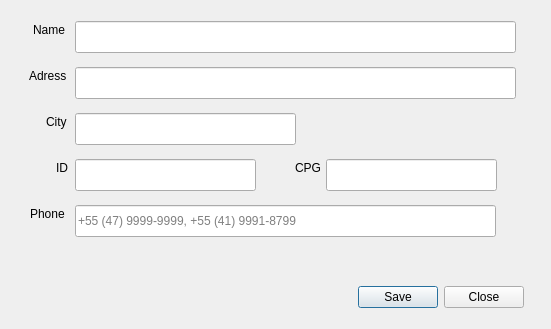
Qt form Employee_Add.ui (bedi1982/Oficina) before a commit.
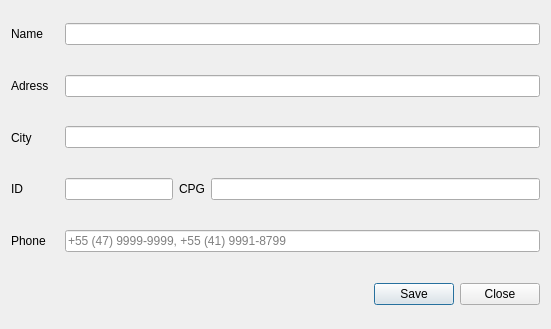
The same form after that commit. Icons and pictures are not drawn.

Commit message: All forms now have a layout and resize correctly.

Diff of the .ui file:
```diff
--- a/Employee_Add.ui
+++ b/Employee_Add.ui
@@ -17,15 +17,84 @@
    <iconset resource="images/images.qrc">
     <normaloff>:/emoticons/service.png</normaloff>:/emoticons/service.png</iconset>
   </property>
+  <layout class="QGridLayout" name="gridLayout">
+   <item row="3" column="3">
+    <widget class="QLabel" name="label_CPF">
+     <property name="sizePolicy">
+      <sizepolicy hsizetype="Preferred" vsizetype="Expanding">
+       <horstretch>0</horstretch>
+       <verstretch>0</verstretch>
+      </sizepolicy>
+     </property>
+     <property name="text">
+      <string>CPG</string>
+     </property>
+    </widget>
+   </item>
+   <item row="3" column="0">
+    <widget class="QLabel" name="label_Personal_ID">
+     <property name="sizePolicy">
+      <sizepolicy hsizetype="Preferred" vsizetype="Expanding">
+       <horstretch>0</horstretch>
+       <verstretch>0</verstretch>
+      </sizepolicy>
+     </property>
+     <property name="text">
+      <string>ID</string>
+     </property>
+    </widget>
+   </item>
+   <item row="1" column="0">
+    <widget class="QLabel" name="label_Address">
+     <property name="sizePolicy">
+      <sizepolicy hsizetype="Preferred" vsizetype="Expanding">
+       <horstretch>0</horstretch>
+       <verstretch>0</verstretch>
+      </sizepolicy>
+     </property>
+     <property name="text">
+      <string>Adress</string>
+     </property>
+    </widget>
+   </item>
+   <item row="3" column="1" colspan="2">
+    <widget class="QLineEdit" name="line_Personal_ID">
+     <property name="text">
+      <string/>
+     </property>
+     <property name="maxLength">
+      <number>15</number>
+     </property>
+    </widget>
+   </item>
+   <item row="0" column="1" colspan="4">
+    <widget class="QLineEdit" name="line_Name">
+     <property name="text">
+      <string/>
+     </property>
+     <property name="maxLength">
+      <number>40</number>
+     </property>
+     <property name="placeholderText">
+      <string/>
+     </property>
+    </widget>
+   </item>
+   <item row="4" column="0">
+    <widget class="QLabel" name="label_Phone">
+     <property name="sizePolicy">
+      <sizepolicy hsizetype="Preferred" vsizetype="Expanding">
+       <horstretch>0</horstretch>
+       <verstretch>0</verstretch>
+      </sizepolicy>
+     </property>
+     <property name="text">
+      <string>Phone</string>
+     </property>
+    </widget>
+   </item>
+   <item row="7" column="0">
   <widget class="QLabel" name="lbl_Emoticon">
-   <property name="geometry">
-    <rect>
-     <x>40</x>
-     <y>270</y>
-     <width>48</width>
-     <height>48</height>
-    </rect>
-   </property>
    <property name="sizePolicy">
     <sizepolicy hsizetype="Preferred" vsizetype="Expanding">
      <horstretch>0</horstretch>
@@ -51,119 +120,9 @@
     <pixmap resource="images/images.qrc">:/emoticons/face-laugh.png</pixmap>
    </property>
   </widget>
-  <widget class="QLineEdit" name="line_Personal_ID">
-   <property name="geometry">
-    <rect>
-     <x>75</x>
-     <y>159</y>
-     <width>181</width>
-     <height>32</height>
-    </rect>
-   </property>
-   <property name="sizePolicy">
-    <sizepolicy hsizetype="Expanding" vsizetype="Expanding">
-     <horstretch>0</horstretch>
-     <verstretch>0</verstretch>
-    </sizepolicy>
-   </property>
-   <property name="text">
-    <string/>
-   </property>
-   <property name="maxLength">
-    <number>15</number>
-   </property>
-  </widget>
-  <widget class="QDialogButtonBox" name="btn_Add_Client">
-   <property name="geometry">
-    <rect>
-     <x>323</x>
-     <y>280</y>
-     <width>201</width>
-     <height>34</height>
-    </rect>
-   </property>
-   <property name="sizePolicy">
-    <sizepolicy hsizetype="Expanding" vsizetype="Expanding">
-     <horstretch>0</horstretch>
-     <verstretch>0</verstretch>
-    </sizepolicy>
-   </property>
-   <property name="standardButtons">
-    <set>QDialogButtonBox::Close|QDialogButtonBox::Save</set>
-   </property>
-  </widget>
-  <widget class="QLabel" name="lbl_feedback">
-   <property name="geometry">
-    <rect>
-     <x>100</x>
-     <y>250</y>
-     <width>331</width>
-     <height>18</height>
-    </rect>
-   </property>
-   <property name="sizePolicy">
-    <sizepolicy hsizetype="Preferred" vsizetype="Expanding">
-     <horstretch>0</horstretch>
-     <verstretch>0</verstretch>
-    </sizepolicy>
-   </property>
-   <property name="text">
-    <string/>
-   </property>
-  </widget>
-  <widget class="QLineEdit" name="line_Address">
-   <property name="geometry">
-    <rect>
-     <x>75</x>
-     <y>67</y>
-     <width>441</width>
-     <height>32</height>
-    </rect>
-   </property>
-   <property name="sizePolicy">
-    <sizepolicy hsizetype="Expanding" vsizetype="Expanding">
-     <horstretch>0</horstretch>
-     <verstretch>0</verstretch>
-    </sizepolicy>
-   </property>
-   <property name="text">
-    <string/>
-   </property>
-   <property name="maxLength">
-    <number>50</number>
-   </property>
-   <property name="placeholderText">
-    <string/>
-   </property>
-  </widget>
-  <widget class="QLabel" name="label_Address">
-   <property name="geometry">
-    <rect>
-     <x>29</x>
-     <y>67</y>
-     <width>40</width>
-     <height>18</height>
-    </rect>
-   </property>
-   <property name="sizePolicy">
-    <sizepolicy hsizetype="Preferred" vsizetype="Expanding">
-     <horstretch>0</horstretch>
-     <verstretch>0</verstretch>
-    </sizepolicy>
-   </property>
-   <property name="text">
-    <string>Adress</string>
-   </property>
-  </widget>
+   </item>
+   <item row="0" column="0">
   <widget class="QLabel" name="label_Name">
-   <property name="geometry">
-    <rect>
-     <x>33</x>
-     <y>21</y>
-     <width>36</width>
-     <height>18</height>
-    </rect>
-   </property>
    <property name="sizePolicy">
     <sizepolicy hsizetype="Preferred" vsizetype="Expanding">
      <horstretch>0</horstretch>
@@ -174,150 +133,9 @@
     <string>Name</string>
    </property>
   </widget>
-  <widget class="QLabel" name="label_CPF">
-   <property name="geometry">
-    <rect>
-     <x>295</x>
-     <y>159</y>
-     <width>25</width>
-     <height>18</height>
-    </rect>
-   </property>
-   <property name="sizePolicy">
-    <sizepolicy hsizetype="Preferred" vsizetype="Expanding">
-     <horstretch>0</horstretch>
-     <verstretch>0</verstretch>
-    </sizepolicy>
-   </property>
-   <property name="text">
-    <string>CPG</string>
-   </property>
-  </widget>
-  <widget class="QLineEdit" name="line_CPG">
-   <property name="geometry">
-    <rect>
-     <x>326</x>
-     <y>159</y>
-     <width>171</width>
-     <height>32</height>
-    </rect>
-   </property>
-   <property name="sizePolicy">
-    <sizepolicy hsizetype="Expanding" vsizetype="Expanding">
-     <horstretch>0</horstretch>
-     <verstretch>0</verstretch>
-    </sizepolicy>
-   </property>
-   <property name="text">
-    <string/>
-   </property>
-   <property name="maxLength">
-    <number>20</number>
-   </property>
-  </widget>
-  <widget class="QLineEdit" name="line_Name">
-   <property name="geometry">
-    <rect>
-     <x>75</x>
-     <y>21</y>
-     <width>441</width>
-     <height>32</height>
-    </rect>
-   </property>
-   <property name="sizePolicy">
-    <sizepolicy hsizetype="Expanding" vsizetype="Expanding">
-     <horstretch>0</horstretch>
-     <verstretch>0</verstretch>
-    </sizepolicy>
-   </property>
-   <property name="text">
-    <string/>
-   </property>
-   <property name="maxLength">
-    <number>40</number>
-   </property>
-   <property name="placeholderText">
-    <string/>
-   </property>
-  </widget>
-  <widget class="QLabel" name="label_Personal_ID">
-   <property name="geometry">
-    <rect>
-     <x>56</x>
-     <y>159</y>
-     <width>16</width>
-     <height>18</height>
-    </rect>
-   </property>
-   <property name="sizePolicy">
-    <sizepolicy hsizetype="Preferred" vsizetype="Expanding">
-     <horstretch>0</horstretch>
-     <verstretch>0</verstretch>
-    </sizepolicy>
-   </property>
-   <property name="text">
-    <string>ID</string>
-   </property>
-  </widget>
-  <widget class="QLabel" name="label_Phone">
-   <property name="geometry">
-    <rect>
-     <x>30</x>
-     <y>205</y>
-     <width>39</width>
-     <height>18</height>
-    </rect>
-   </property>
-   <property name="sizePolicy">
-    <sizepolicy hsizetype="Preferred" vsizetype="Expanding">
-     <horstretch>0</horstretch>
-     <verstretch>0</verstretch>
-    </sizepolicy>
-   </property>
-   <property name="text">
-    <string>Phone</string>
-   </property>
-  </widget>
-  <widget class="QLineEdit" name="line_Phone">
-   <property name="geometry">
-    <rect>
-     <x>75</x>
-     <y>205</y>
-     <width>421</width>
-     <height>32</height>
-    </rect>
-   </property>
-   <property name="sizePolicy">
-    <sizepolicy hsizetype="Expanding" vsizetype="Expanding">
-     <horstretch>0</horstretch>
-     <verstretch>0</verstretch>
-    </sizepolicy>
-   </property>
-   <property name="text">
-    <string/>
-   </property>
-   <property name="maxLength">
-    <number>40</number>
-   </property>
-   <property name="placeholderText">
-    <string>+55 (47) 9999-9999, +55 (41) 9991-8799</string>
-   </property>
-  </widget>
+   </item>
+   <item row="2" column="1" colspan="4">
   <widget class="QLineEdit" name="line_City">
-   <property name="geometry">
-    <rect>
-     <x>75</x>
-     <y>113</y>
-     <width>221</width>
-     <height>32</height>
-    </rect>
-   </property>
-   <property name="sizePolicy">
-    <sizepolicy hsizetype="Expanding" vsizetype="Expanding">
-     <horstretch>0</horstretch>
-     <verstretch>0</verstretch>
-    </sizepolicy>
-   </property>
    <property name="text">
     <string/>
    </property>
@@ -325,15 +143,45 @@
     <number>30</number>
    </property>
   </widget>
+   </item>
+   <item row="4" column="1" colspan="4">
+    <widget class="QLineEdit" name="line_Phone">
+     <property name="text">
+      <string/>
+     </property>
+     <property name="maxLength">
+      <number>40</number>
+     </property>
+     <property name="placeholderText">
+      <string>+55 (47) 9999-9999, +55 (41) 9991-8799</string>
+     </property>
+    </widget>
+   </item>
+   <item row="1" column="1" colspan="4">
+    <widget class="QLineEdit" name="line_Address">
+     <property name="text">
+      <string/>
+     </property>
+     <property name="maxLength">
+      <number>50</number>
+     </property>
+     <property name="placeholderText">
+      <string/>
+     </property>
+    </widget>
+   </item>
+   <item row="3" column="4">
+    <widget class="QLineEdit" name="line_CPG">
+     <property name="text">
+      <string/>
+     </property>
+     <property name="maxLength">
+      <number>20</number>
+     </property>
+    </widget>
+   </item>
+   <item row="2" column="0">
   <widget class="QLabel" name="label_City">
-   <property name="geometry">
-    <rect>
-     <x>46</x>
-     <y>113</y>
-     <width>23</width>
-     <height>18</height>
-    </rect>
-   </property>
    <property name="sizePolicy">
     <sizepolicy hsizetype="Preferred" vsizetype="Expanding">
      <horstretch>0</horstretch>
@@ -344,6 +192,21 @@
     <string>City</string>
    </property>
   </widget>
+   </item>
+   <item row="7" column="4">
+    <widget class="QDialogButtonBox" name="btn_Add_Client">
+     <property name="sizePolicy">
+      <sizepolicy hsizetype="Expanding" vsizetype="Expanding">
+       <horstretch>0</horstretch>
+       <verstretch>0</verstretch>
+      </sizepolicy>
+     </property>
+     <property name="standardButtons">
+      <set>QDialogButtonBox::Close|QDialogButtonBox::Save</set>
+     </property>
+    </widget>
+   </item>
+  </layout>
  </widget>
  <resources>
   <include location="images/images.qrc"/>
```
Lines whose indentation alone changed are shown as unchanged. The commit also changes 18 other files.
